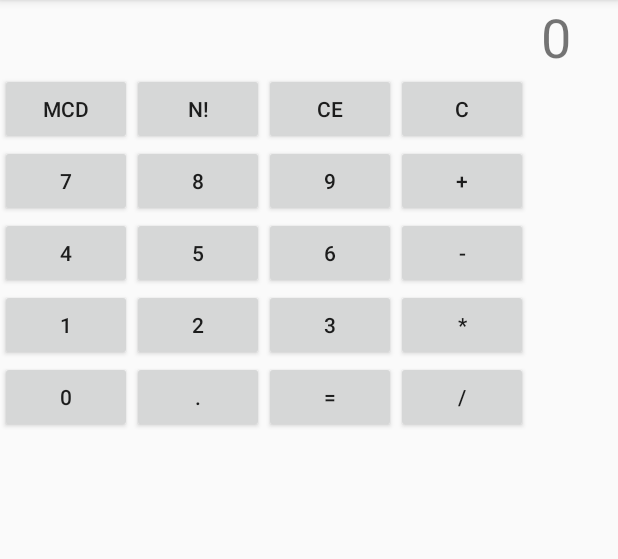
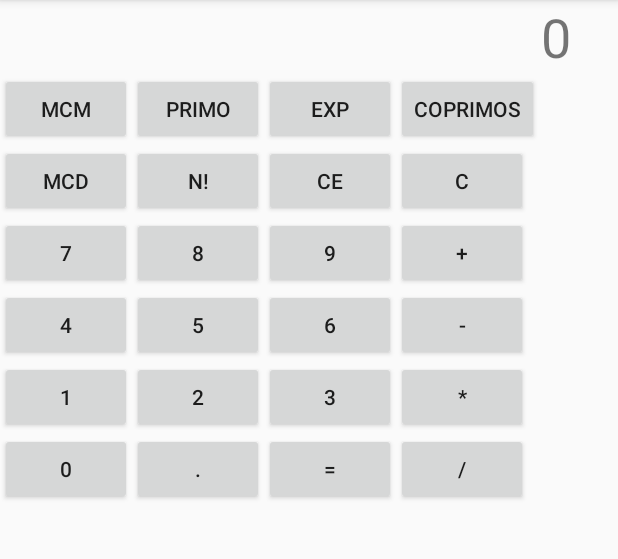
Before and after one commit to alacalcasis/Prueba, an Android app: the screen it shows after launch (MainActivity), on a phone screen of 412 x 824 dp, the part 84-643 px from its top. Run offline under Robolectric (Android 15) with nearby library versions, the phone set to English and light mode, and no system bars.

Commit message:
Se agregan cuatro operaciones nuevas

```diff
--- a/app/src/main/res/layout/activity_main.xml
+++ b/app/src/main/res/layout/activity_main.xml
@@ -5,6 +5,7 @@
     android:layout_width="match_parent"
     android:layout_height="match_parent"
     android:orientation="vertical"
+    android:layout_gravity="center_horizontal"
     tools:context="com.pruebas.micalculadora.MainActivity">
 
     <LinearLayout
@@ -26,9 +27,36 @@
     <GridLayout
         android:layout_width="match_parent"
         android:layout_height="wrap_content"
-        android:layout_gravity="center_horizontal"
         android:columnCount="4"
         android:rowCount="5">
+
+        <Button
+            android:id="@+id/mcm"
+            android:layout_width="wrap_content"
+            android:layout_height="wrap_content"
+            android:onClick="botonClicado"
+            android:text="MCM" />
+
+        <Button
+            android:id="@+id/primo"
+            android:layout_width="wrap_content"
+            android:layout_height="wrap_content"
+            android:onClick="botonClicado"
+            android:text="PRIMO" />
+
+        <Button
+            android:id="@+id/exponenciacion"
+            android:layout_width="wrap_content"
+            android:layout_height="wrap_content"
+            android:onClick="botonClicado"
+            android:text="EXP" />
+
+        <Button
+            android:id="@+id/coprimos"
+            android:layout_width="wrap_content"
+            android:layout_height="wrap_content"
+            android:onClick="botonClicado"
+            android:text="COPRIMOS" />
 
         <Button
             android:id="@+id/mcd"
--- /dev/null
+++ b/settings.gradle
@@ -0,0 +1 @@
+include ':app'
```
Also changed, not shown: app/src/main/java/com/pruebas/micalculadora/MainActivity.java (+12 -0 lines), build.gradle (added, +23 -0 lines), gradle.properties (added, +17 -0 lines), gradle/wrapper/gradle-wrapper.properties (added), 4 other files.
